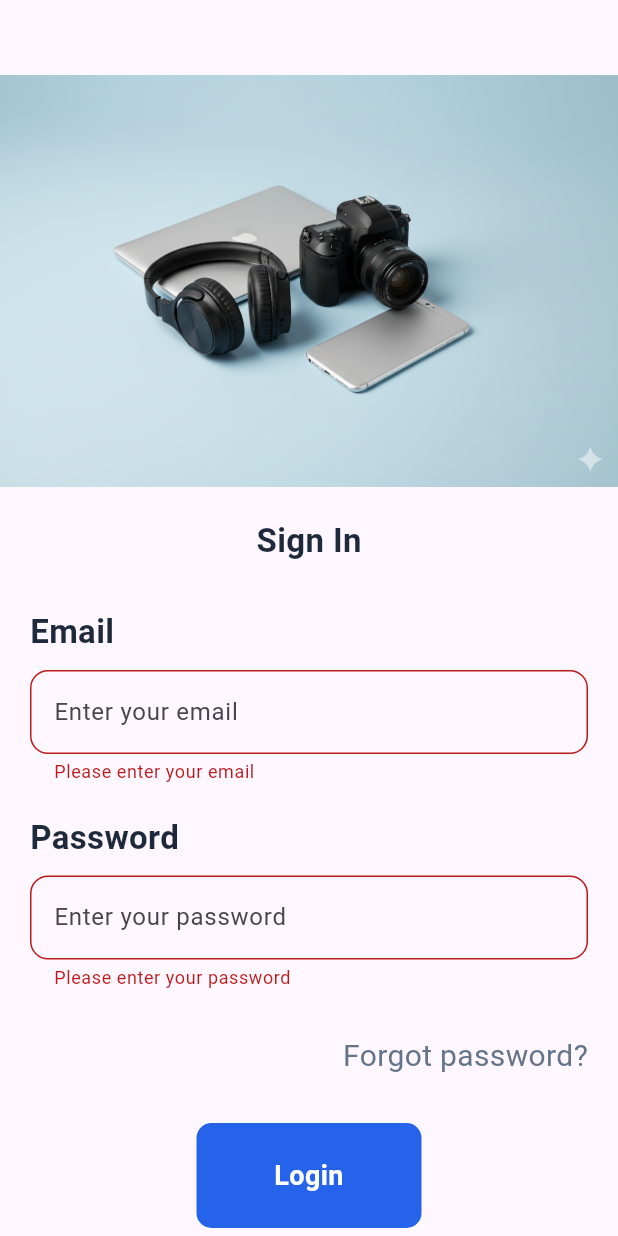
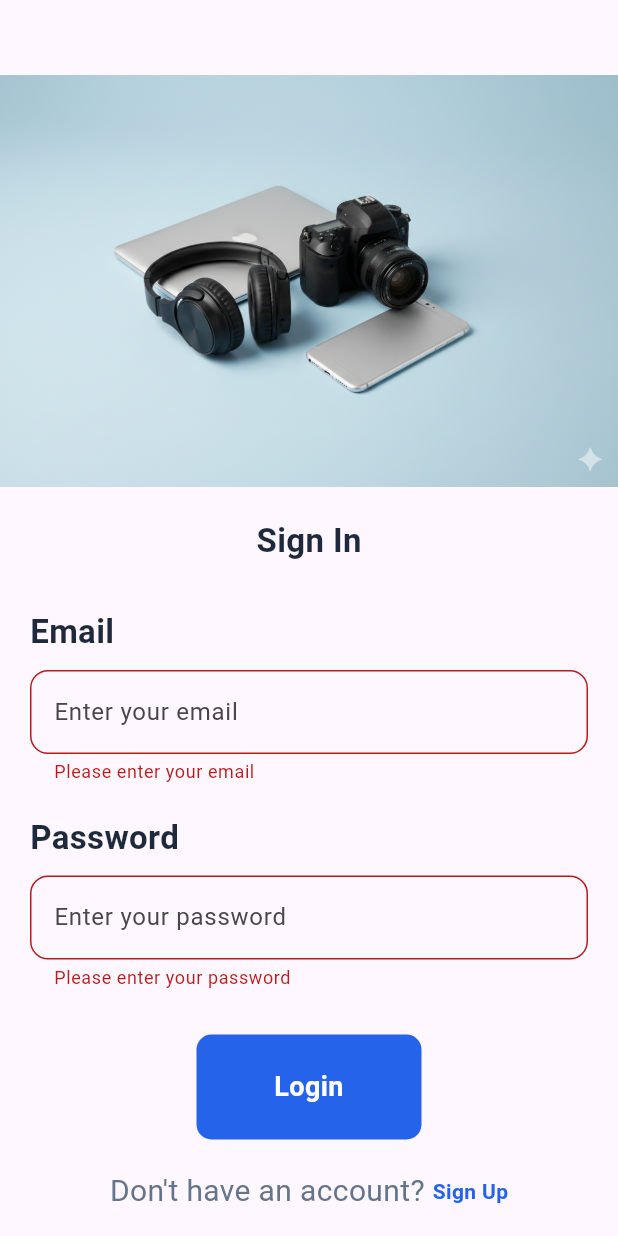
Before and after one commit to abdelrahman962/E-Commerce-Electronic-Application, a Flutter app: the LoginPage screen opened directly, after a tap on "Login", on a phone screen of 412 x 824 dp. Run offline on Flutter 3.47's test engine with Material 3 defaults, Android fonts, the phone set to English and light mode, and no system bars; our stand-ins replace cached_network_image, cloud_firestore, curved_navigation_bar, firebase_auth, firebase_core, firebase_storage and 2 more; missing offline and left inert: flutter_stripe; accounts and stored records are empty; network calls fail.

Commit message:
Update project files and add constants.dart

```diff
--- a/lib/admin/add_product.dart
+++ b/lib/admin/add_product.dart
@@ -31,15 +31,12 @@ class _AddProductState extends State<AddProduct> {
   final List<String> categories = ["Watch", "Headphones", "Laptop"];
 
   final List<String> networkImages = [
-    'https://i.postimg.cc/ZRm1Js66/smart-watch.png',
     'https://i.postimg.cc/tgWKQGZS/classic_watch.png',
     'https://i.postimg.cc/Ss4wm1c6/sport_watch.png',
-    'https://i.postimg.cc/K8n6CyMh/i_Phone_16_Pro_Black_Titanium_Flat_cropped.webp',
-    'https://i.postimg.cc/SKCBFb25/galaxy_s32.png',
-    'https://i.postimg.cc/d1FzJNGT/REDMI.png',
     'https://i.postimg.cc/q7yPVH6g/On_ear_headphones.png',
     'https://i.postimg.cc/DzL9k3JC/earbuds.png',
     'https://i.postimg.cc/wvzS94Dg/Over_ear_noise_cancelling.png',
+    'https://i.postimg.cc/ZR99vNKt/laptop2.webp'
   ];
 
   String? selectedImage;
@@ -114,7 +111,6 @@ class _AddProductState extends State<AddProduct> {
         );
       }
 
-      if (mounted) Navigator.pop(context);
     } catch (e) {
       ScaffoldMessenger.of(context).showSnackBar(
         SnackBar(content: Text("Error: $e"), backgroundColor: Colors.red),
--- a/lib/main.dart
+++ b/lib/main.dart
@@ -13,7 +13,7 @@ void main() async {
   WidgetsFlutterBinding.ensureInitialized();
 
   try {
-    await dotenv.load();
+    await dotenv.load(fileName: ".env");
     await Firebase.initializeApp(
       options: DefaultFirebaseOptions.currentPlatform,
     );
@@ -42,7 +42,7 @@ class MyApp extends StatelessWidget {
       theme: ThemeData(
         colorScheme: ColorScheme.fromSeed(seedColor: Colors.deepPurple),
       ),
-      home: LandingPage(),
+      home: AdminLoginPage(),
     );
   }
 }
--- a/lib/pages/login_page.dart
+++ b/lib/pages/login_page.dart
@@ -125,16 +125,7 @@ class _LoginPageState extends State<LoginPage> {
                         ),
                       ),
                     ),
-                    const SizedBox(height: 30),
-                    Row(
-                      mainAxisAlignment: MainAxisAlignment.end,
-                      children: [
-                        Text(
-                          "Forgot password?",
-                          style: AppWidget.lightTextFieldStyle(),
-                        ),
-                      ],
-                    ),
+
                     const SizedBox(height: 30),
                     Center(
                       child: GestureDetector(
--- /dev/null
+++ b/lib/services/constants.dart
@@ -0,0 +1,6 @@
+import 'package:flutter_dotenv/flutter_dotenv.dart';
+
+class Constants {
+  static String get publishableKey => dotenv.env['PUBLISHABLE_KEY'] ?? '';
+  static String get secretKey => dotenv.env['SECRET_KEY'] ?? '';
+}
--- a/pubspec.yaml
+++ b/pubspec.yaml
@@ -58,3 +58,4 @@ flutter:
     - assets/images/earbuds.png
     - assets/images/over_ear_noise_cancelling.png
     - assets/images/default.png
+    - .env
```
